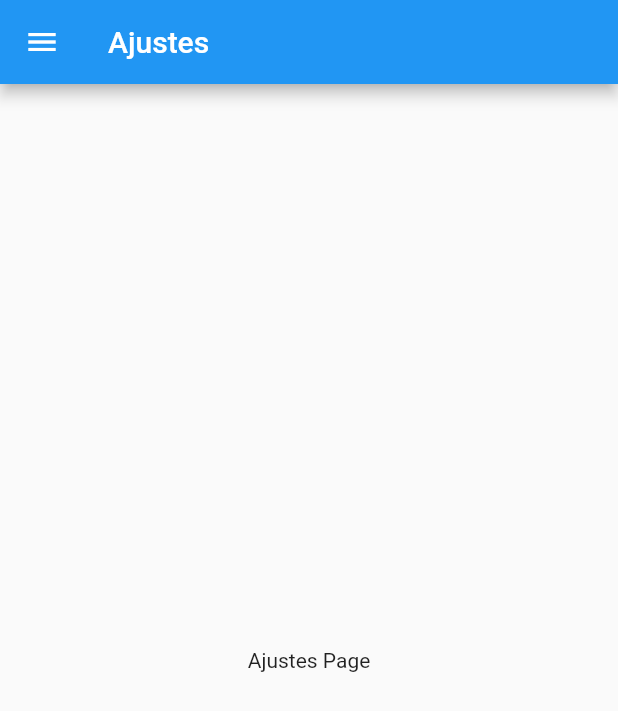
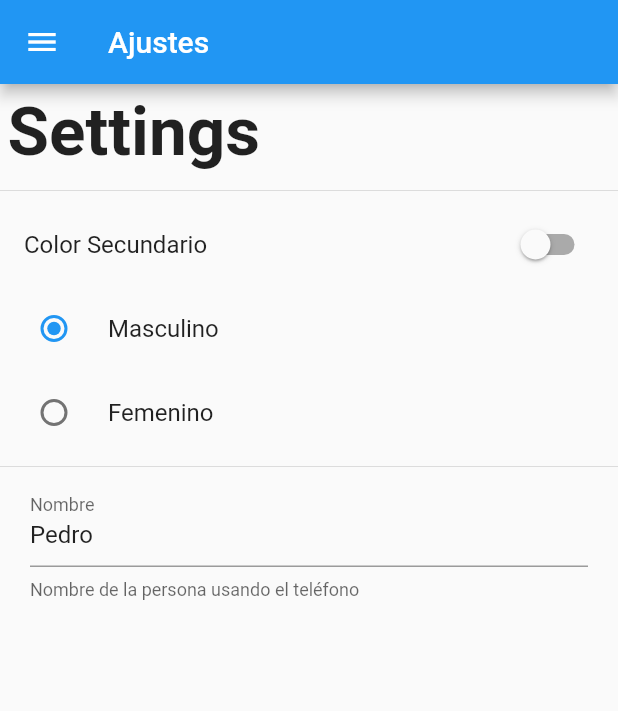
Before and after one commit to 51lv3r258/user_preferences_app, a Flutter app: the SettingsScreen screen opened by its route, on a phone screen of 412 x 824 dp. Shown: the top 711 px of the screen. Run offline on Flutter 3.47's test engine with Material 2 defaults, Android fonts, the phone set to English and light mode, and no system bars.

Commit message:
✨ Creando la interfaz de SettingsScreen

```diff
--- a/lib/src/screens/settings_screen.dart
+++ b/lib/src/screens/settings_screen.dart
@@ -2,17 +2,83 @@ import 'package:flutter/material.dart';
 
 import '../widgets/menu_widget.dart';
 
-class SettingsScreen extends StatelessWidget {
+class SettingsScreen extends StatefulWidget {
   const SettingsScreen({Key? key}) : super(key: key);
+
+  @override
+  State<SettingsScreen> createState() => _SettingsScreenState();
+}
+
+class _SettingsScreenState extends State<SettingsScreen> {
+  bool _secondaryColor = false;
+  int _gender = 1;
+  String _name = 'Pedro';
+
+  late TextEditingController _textEditingController;
+
+  @override
+  void initState() {
+    _textEditingController = TextEditingController(text: _name);
+    super.initState();
+
+  }
 
   @override
   Widget build(BuildContext context) {
     return Scaffold(
-      appBar: AppBar(
-        title: const Text('Ajustes'),
-      ),
-      drawer: const MenuWidget(),
-      body: const Center(child: Text('Ajustes Page')),
-    );
+        appBar: AppBar(
+          title: const Text('Ajustes'),
+        ),
+        drawer: const MenuWidget(),
+        body: ListView(
+          children: [
+            // Titulo
+            Container(
+              padding: const EdgeInsets.all(5),
+              child: const Text(
+                'Settings',
+                style: TextStyle(fontSize: 45, fontWeight: FontWeight.bold),
+              ),
+            ),
+            const Divider(),
+            SwitchListTile(
+                value: _secondaryColor,
+                title: const Text('Color Secundario'),
+                onChanged: (value) {
+                  setState(() {
+                    _secondaryColor = value;
+                  });
+                }),
+            RadioListTile(
+                value: 1,
+                title: const Text('Masculino'),
+                groupValue: _gender,
+                onChanged: (value) {
+                  setState(() {
+                    _gender = value as int;
+                  });
+                }),
+            RadioListTile(
+                value: 2,
+                title: const Text('Femenino'),
+                groupValue: _gender,
+                onChanged: (value) {
+                  setState(() {
+                    _gender = value as int;
+                  });
+                }),
+            const Divider(),
+            Padding(
+              padding: const EdgeInsets.symmetric(horizontal: 20),
+              child: TextField(
+                controller: _textEditingController,
+                decoration: const InputDecoration(
+                    labelText: 'Nombre',
+                    helperText: 'Nombre de la persona usando el teléfono'),
+                onChanged: (value) {},
+              ),
+            )
+          ],
+        ));
   }
 }
```
